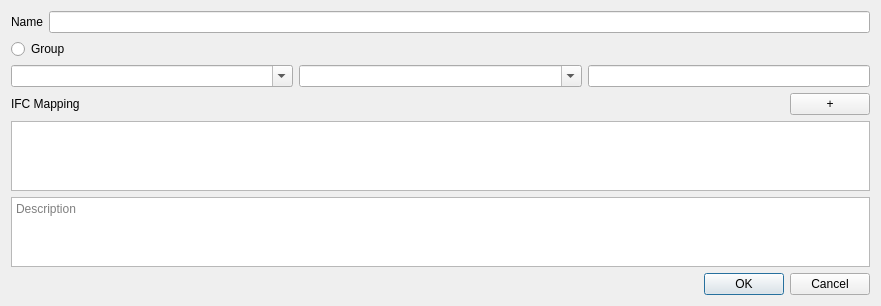
This is som_gui/module/class_info/qt/InfoWidget.ui in c-mellueh/SOM-Toolkit as Qt 5 draws it before an edit. The edited form follows.
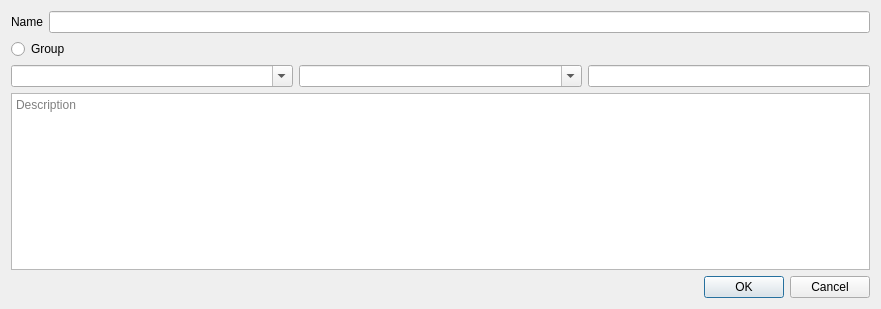
This is the edited form.

Commit message: create MappingWidget

Patch:
```diff
--- a/som_gui/module/class_info/qt/InfoWidget.ui
+++ b/som_gui/module/class_info/qt/InfoWidget.ui
@@ -7,7 +7,7 @@
     <x>0</x>
     <y>0</y>
     <width>881</width>
-    <height>292</height>
+    <height>309</height>
    </rect>
   </property>
   <property name="sizePolicy">
@@ -74,68 +74,7 @@
     </layout>
    </item>
    <item>
-    <layout class="QVBoxLayout" name="vertical_layout_ifc_box">
-     <item>
-      <layout class="QHBoxLayout" name="horizontal_layout_ifc">
-       <item>
-        <widget class="QLabel" name="label_ifc_mapping">
-         <property name="sizePolicy">
-          <sizepolicy hsizetype="Preferred" vsizetype="Maximum">
-           <horstretch>0</horstretch>
-           <verstretch>0</verstretch>
-          </sizepolicy>
-         </property>
-         <property name="text">
-          <string>IFC Mapping</string>
-         </property>
-        </widget>
-       </item>
-       <item>
-        <spacer name="horizontal_spacer">
-         <property name="orientation">
-          <enum>Qt::Orientation::Horizontal</enum>
-         </property>
-         <property name="sizeHint" stdset="0">
-          <size>
-           <width>40</width>
-           <height>20</height>
-          </size>
-         </property>
-        </spacer>
-       </item>
-       <item>
-        <widget class="QPushButton" name="button_add_ifc">
-         <property name="sizePolicy">
-          <sizepolicy hsizetype="Minimum" vsizetype="Maximum">
-           <horstretch>0</horstretch>
-           <verstretch>0</verstretch>
-          </sizepolicy>
-         </property>
-         <property name="text">
-          <string>+</string>
-         </property>
-        </widget>
-       </item>
-      </layout>
-     </item>
-     <item>
-      <layout class="QVBoxLayout" name="vertical_layout_ifc">
-       <item>
-        <widget class="QTableView" name="table_widget_ifc">
-         <property name="selectionMode">
-          <enum>QAbstractItemView::SelectionMode::NoSelection</enum>
-         </property>
-         <attribute name="horizontalHeaderStretchLastSection">
-          <bool>true</bool>
-         </attribute>
-         <attribute name="verticalHeaderCascadingSectionResizes">
-          <bool>true</bool>
-         </attribute>
-        </widget>
-       </item>
-      </layout>
-     </item>
-    </layout>
+    <layout class="QVBoxLayout" name="vertical_layout_ifc"/>
    </item>
    <item>
     <widget class="QTextEdit" name="text_edit_description">
```
Left out of the diff: 1 changed line with no effect on the pictures. The commit also changes 13 other files.
